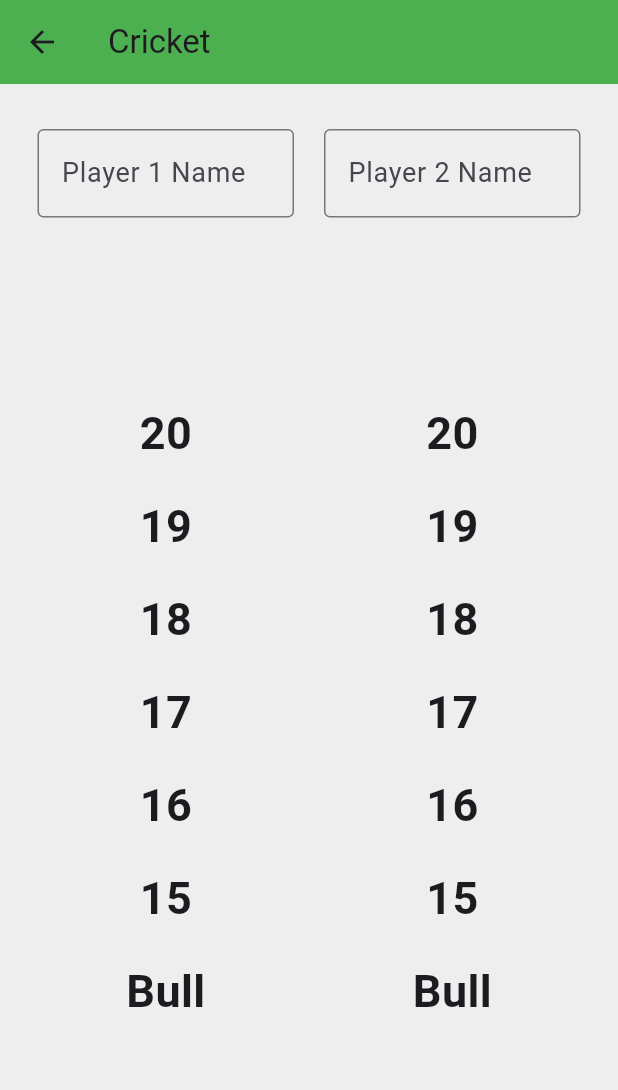
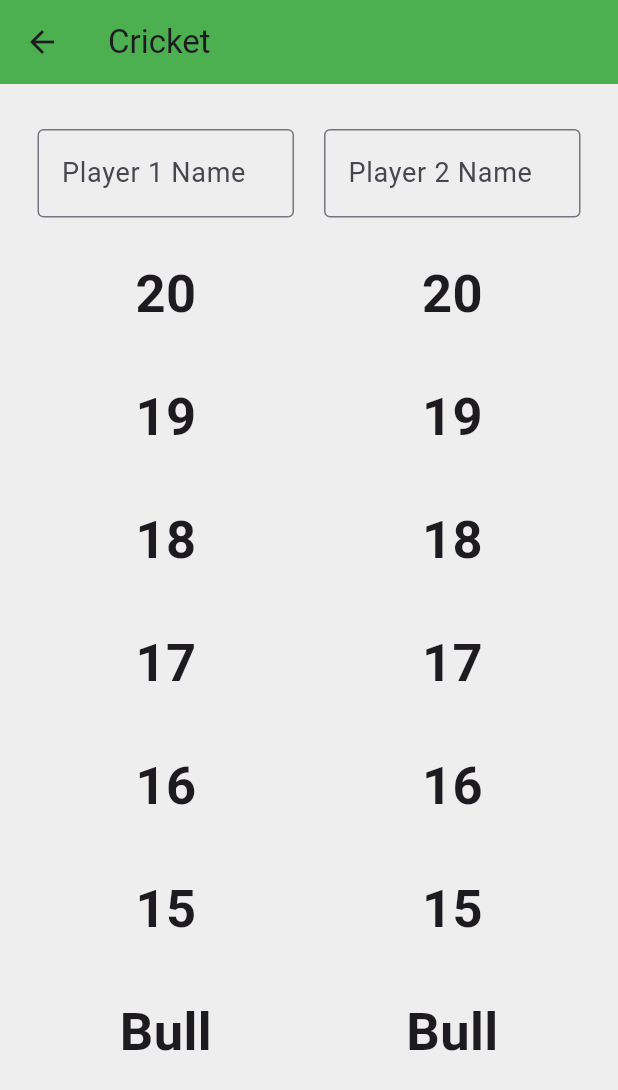
Before and after one commit to chloecantalupo/flutter-darts-tracker, a Flutter app: the CricketGameScreen screen opened directly, on a phone screen of 412 x 824 dp. Shown: the top 1090 px of the screen. Run offline on Flutter 3.47's test engine with Material 3 defaults, Android fonts, the light colour scheme and no system bars.

Commit message:
fixed spacing

```diff
--- a/cricket_darts_tracker/lib/main.dart
+++ b/cricket_darts_tracker/lib/main.dart
@@ -141,13 +141,13 @@ class _CricketGameScreenState extends State<CricketGameScreen> {
             padding: const EdgeInsets.symmetric(vertical: 6.0),
             child: SizedBox(
               width: 70,
-              height: 50,
+              height: 70,
               child: CustomPaint(
                 painter: HitsPainter(hitsMap[target]!),
                 child: Center(
                   child: Text(
                     target,
-                    style: const TextStyle(fontSize: 30, fontWeight: FontWeight.bold),
+                    style: const TextStyle(fontSize: 35, fontWeight: FontWeight.bold),
                   ),
                 ),
               ),
@@ -182,7 +182,7 @@ Widget build(BuildContext context) {
                     ),
                   ),
                   const SizedBox(height: 10),
-                  Expanded(child: buildTargetColumn(player1Hits, true)),
+                  buildTargetColumn(player1Hits, true),
                 ],
               ),
             ),
@@ -198,7 +198,7 @@ Widget build(BuildContext context) {
                     ),
                   ),
                   const SizedBox(height: 10),
-                  Expanded(child: buildTargetColumn(player2Hits, false)),
+                  buildTargetColumn(player2Hits, false),
                 ],
               ),
             ),
```
Also changed, not shown: 1 other file.
